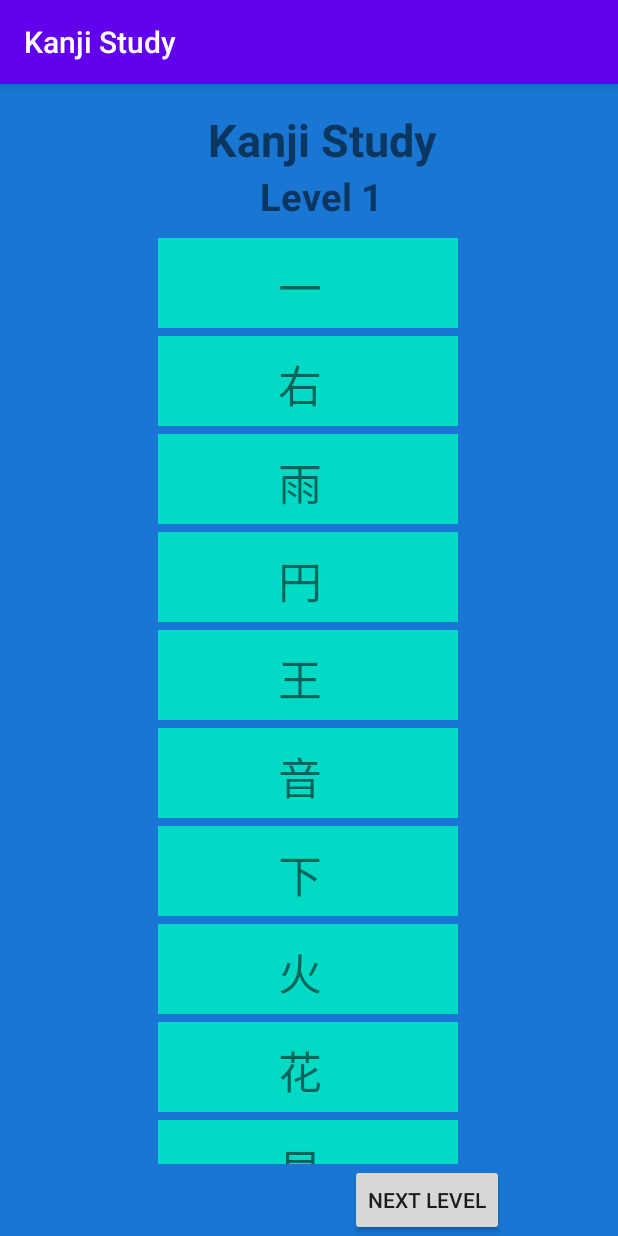
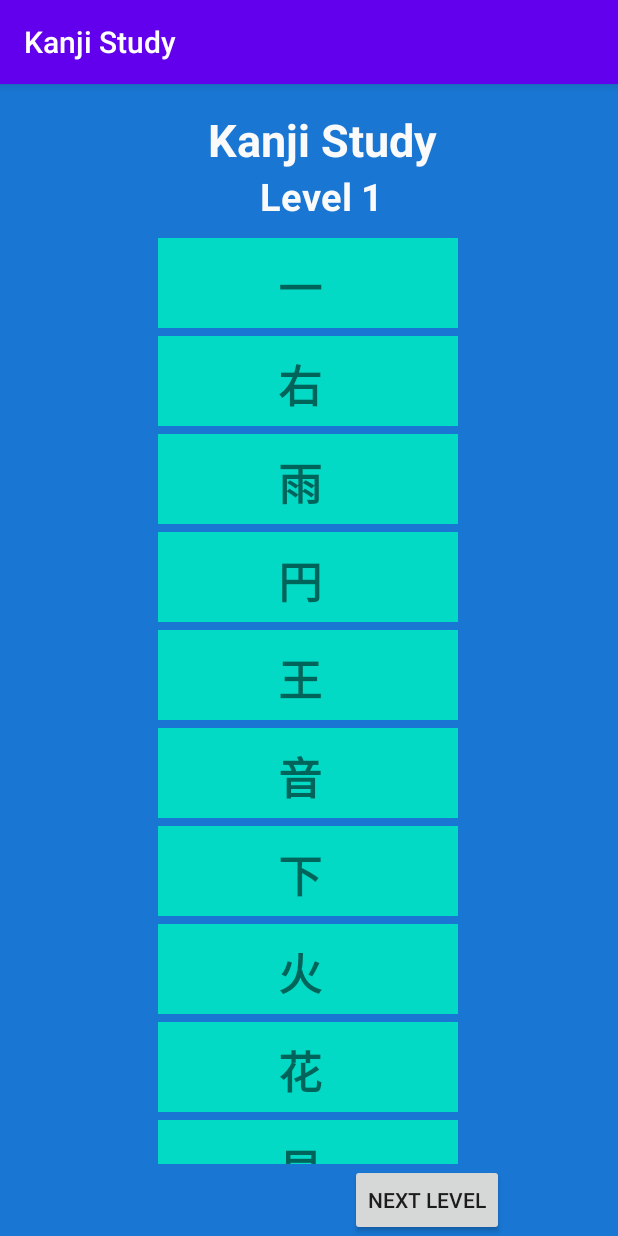
Before and after one commit to sergioparamo/kanjistudy, an Android app: the screen it shows after launch (MainActivity), on a phone screen of 412 x 824 dp. Run offline under Robolectric (Android 15) with nearby library versions, the phone set to English and light mode, and no system bars; our stand-ins replace Room's generated code.

Commit message:
Changing font color of text views

```diff
--- a/app/src/main/res/layout/activity_main.xml
+++ b/app/src/main/res/layout/activity_main.xml
@@ -33,7 +33,7 @@
 
     <TextView
         android:id="@+id/currentLevelTextViewMain"
-        style="@style/textStyle"
+        android:textColor="@color/colorWhite"
         android:layout_width="200dp"
         android:layout_height="wrap_content"
         android:layout_marginStart="16dp"
--- a/app/src/main/res/layout/kanji_list.xml
+++ b/app/src/main/res/layout/kanji_list.xml
@@ -18,6 +18,7 @@
     android:id="@+id/characterValueTextView"
     android:hint="右"
     android:textSize="29dp"
+        android:textStyle="bold"
     android:layout_width="80dp"
     android:layout_height="50dp"
         android:gravity="center"
--- a/app/src/main/res/values/styles.xml
+++ b/app/src/main/res/values/styles.xml
@@ -13,7 +13,7 @@
         <item name="fontFamily">verdana</item>
         <item name="android:textSize">36sp</item>
         <item name="android:textStyle">bold</item>
-        <item name="color">@color/colorWhite</item>
+        <item name="android:textColor">@color/colorWhite</item>
     </style>
 
     <style name="AppTheme.Launcher">
```
